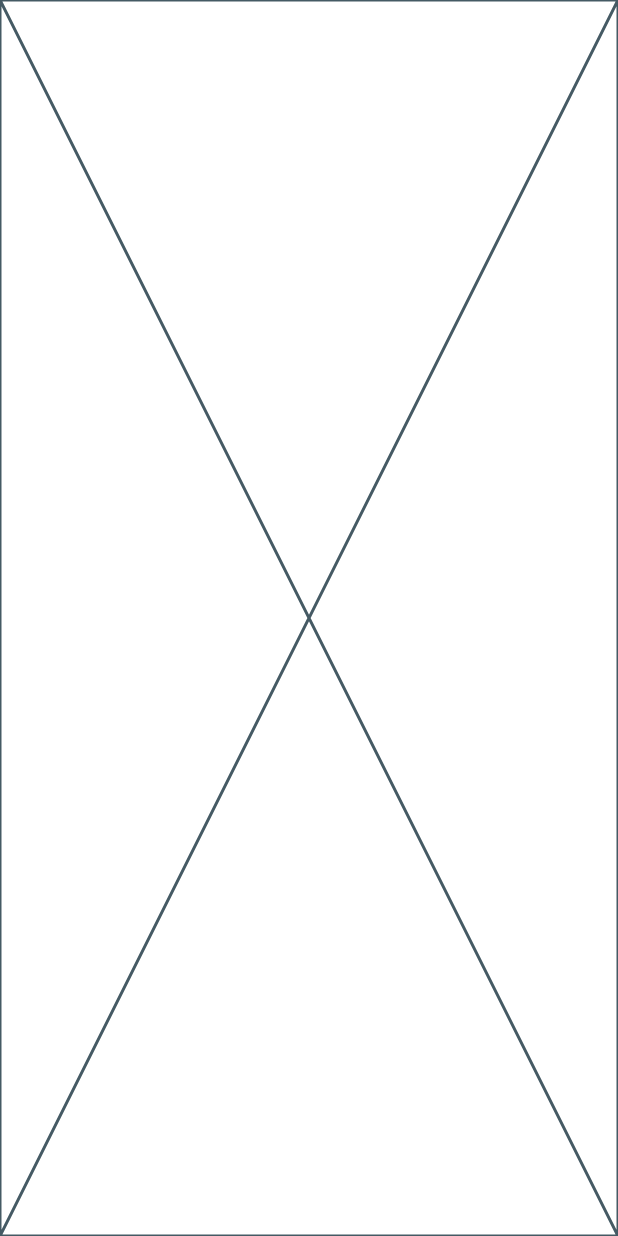
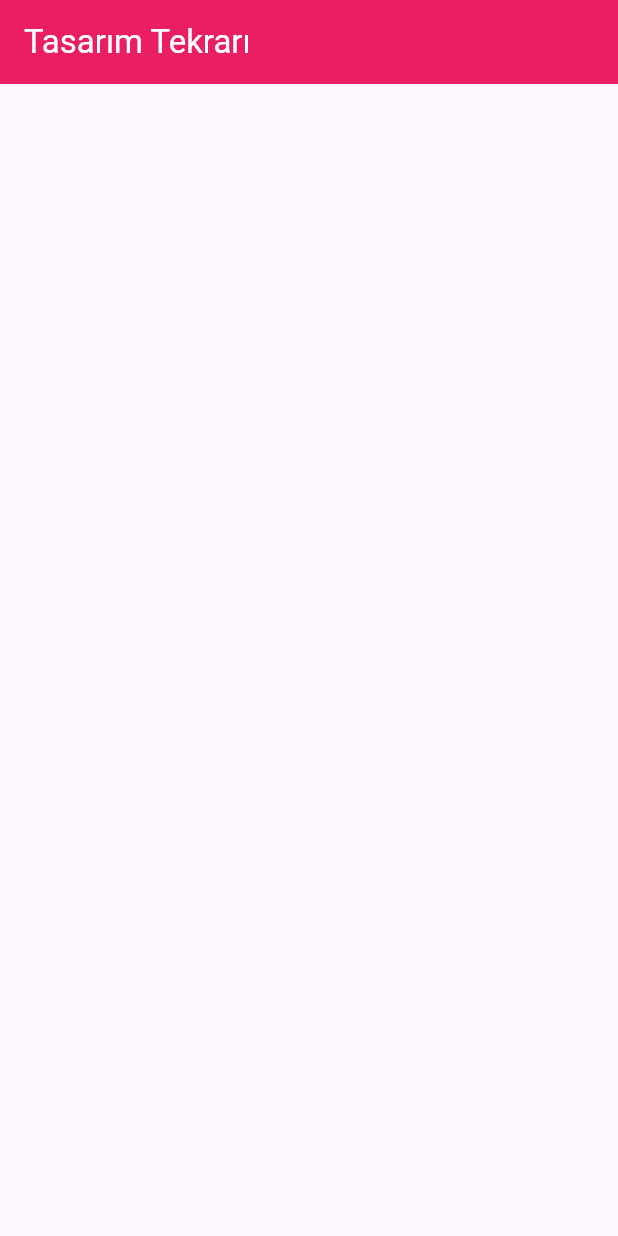
Before and after one commit to erkan-polat/tekrar_calismasi, a Flutter app: the screen it shows after launch, on a phone screen of 412 x 824 dp. Run offline on Flutter 3.47's test engine with Material 3 defaults, Android fonts, the phone set to English and light mode, and no system bars.

Commit message:
body sayfasi basladi

```diff
--- a/lib/main.dart
+++ b/lib/main.dart
@@ -14,6 +14,29 @@ class MyApp extends StatefulWidget {
 class _MyAppState extends State<MyApp> {
   @override
   Widget build(BuildContext context) {
-    return const Placeholder();
+    return MaterialApp(
+      debugShowCheckedModeBanner: false,
+      home: TasarimTekrar(),
+    );
   }
 }
+
+class TasarimTekrar extends StatefulWidget {
+  const TasarimTekrar({super.key});
+
+  @override
+  State<TasarimTekrar> createState() => _TasarimTekrarState();
+}
+
+class _TasarimTekrarState extends State<TasarimTekrar> {
+  @override
+  Widget build(BuildContext context) {
+    return Scaffold(
+      appBar: AppBar(
+        title: Text("Tasarım Tekrarı"),
+        backgroundColor: Colors.pink,
+        foregroundColor: Colors.white,
+      ),
+    );
+  }
+}
```
